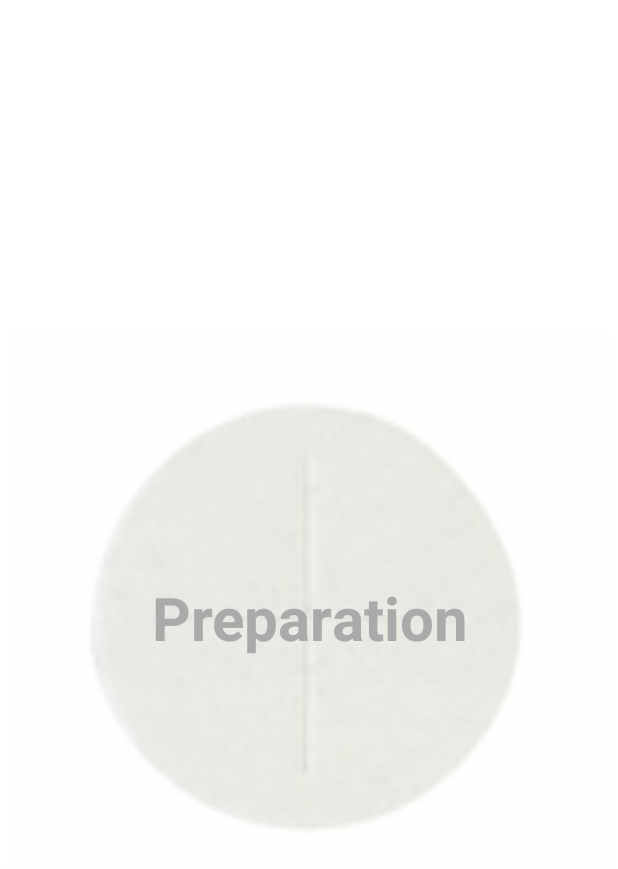
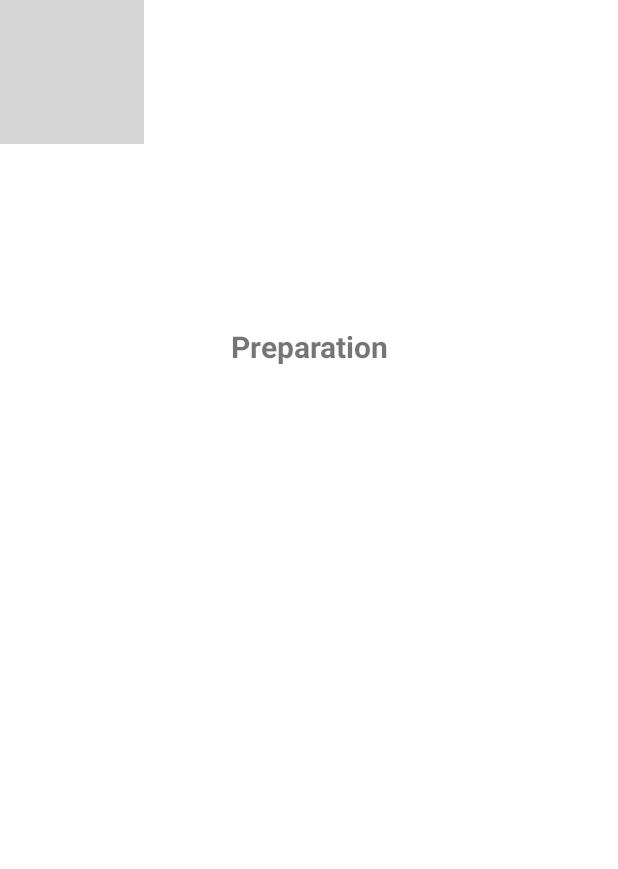
Before and after one commit to shamikalashawn/e-ucharist, an Android app: the EucharistActivity screen opened directly, with no data from a screen before it, on a phone screen of 412 x 824 dp. Shown: the top 869 px of the screen. Run offline under Robolectric (Android 15) with nearby library versions, the phone set to English and light mode, and no system bars; grey boxes are pictures that could not be loaded.

Commit message:
Tony - adds image and resizes texts

```diff
--- a/app/src/main/res/layout/activity_eucharist.xml
+++ b/app/src/main/res/layout/activity_eucharist.xml
@@ -9,25 +9,33 @@
     android:background="@android:color/white">
 
     <ImageView
+        android:id="@+id/imageView"
+        android:layout_width="wrap_content"
+        android:layout_height="wrap_content"
+        app:srcCompat="@drawable/wafer_image"
+        android:scaleType="centerCrop"
+
+        />
+
+    <ImageView
         android:id="@+id/wafer"
         android:layout_width="match_parent"
         android:layout_height="match_parent"
-        android:scaleType="fitCenter"
-        android:src="@drawable/wafer"
         android:alpha="0.4"
-        />
+
+        android:scaleType="fitCenter" />
 
     <TextView
         android:id="@+id/prayer"
-        android:padding="24dp"
-        android:layout_width="wrap_content"
-        android:layout_height="wrap_content"
+        android:layout_width="200dp"
+        android:layout_height="200dp"
+        android:layout_alignParentTop="true"
+        android:layout_centerHorizontal="true"
+        android:layout_marginTop="217dp"
+        android:gravity="center_horizontal"
+        android:padding="0dp"
         android:text="@string/preparation"
-        android:layout_centerInParent="true"
-        android:layout_centerHorizontal="true"
-        android:textStyle="bold"
-        android:textSize="40sp"
-        android:gravity="center_horizontal"
-        android:textColor="@android:color/darker_gray" />
+        android:textSize="20sp"
+        android:textStyle="bold" />
 
 </RelativeLayout>
```
Also changed, not shown: app/src/main/res/layout/activity_main.xml (+16 -8 lines), app/src/main/res/drawable/waferpaint1.jpg (added), 1 other file.
